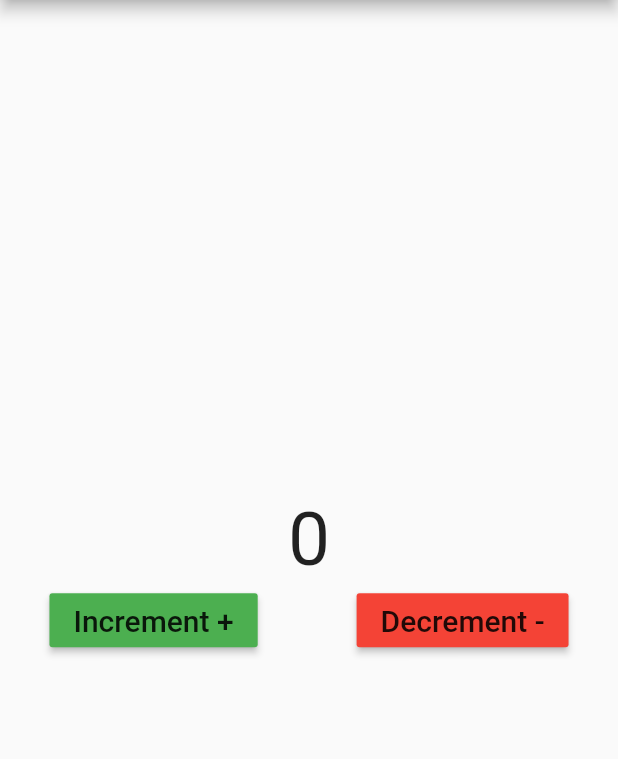
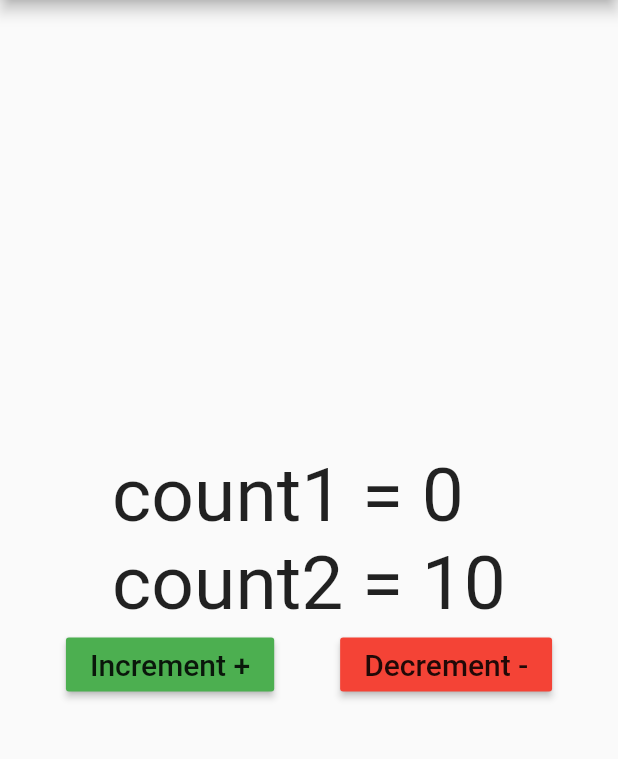
Before and after one commit to wtrungvu/Flutter_Demo_Provider, a Flutter app: the screen it shows after launch, after a tap on "Increment +", after a tap on "Decrement -", on a phone screen of 412 x 824 dp, the part 84-843 px from its top. Run offline on Flutter 3.47's test engine with Material 2 defaults, Android fonts, the phone set to English and light mode, and no system bars.

Commit message:
Add Demo Multiple Provider

```diff
--- /dev/null
+++ b/flutter_demo_provider/lib/demo_multiple_provider.dart
@@ -0,0 +1,98 @@
+import 'package:flutter/material.dart';
+import 'package:flutter_demo_provider/demo_change_notifier.dart';
+import 'package:provider/provider.dart';
+
+// ChangeNotifierProvide
+class Counter1 with ChangeNotifier {
+  int _count = 0;
+
+  int get count => _count; // Getter
+
+  increment() {
+    _count++;
+    notifyListeners();
+  }
+
+  decrement() {
+    _count--;
+    notifyListeners();
+  }
+}
+
+class Counter2 with ChangeNotifier {
+  int _count = 10;
+
+  int get count => _count; // Getter
+
+  increment() {
+    _count++;
+    notifyListeners();
+  }
+
+  decrement() {
+    _count--;
+    notifyListeners();
+  }
+}
+
+class DemoMultipleProvider extends StatelessWidget {
+  @override
+  Widget build(BuildContext context) {
+    return MultiProvider(
+      providers: [
+        ChangeNotifierProvider(builder: (_) => Counter1()),
+        ChangeNotifierProvider(builder: (_) => Counter2()),
+      ],
+      child: TestWidget1(),
+    );
+  }
+}
+
+class TestWidget1 extends StatelessWidget {
+  @override
+  Widget build(BuildContext context) {
+    Counter1 counter1 = Provider.of<Counter1>(context);
+    Counter2 counter2 = Provider.of<Counter2>(context);
+
+    return Center(
+      child: Container(
+        child: Column(
+          mainAxisAlignment: MainAxisAlignment.center,
+          children: <Widget>[
+            Text(
+              "count1 = ${counter1.count.toString()} \ncount2 = ${counter2.count.toString()}",
+              style: TextStyle(fontSize: 50.0),
+            ),
+            Row(
+              mainAxisAlignment: MainAxisAlignment.spaceEvenly,
+              children: <Widget>[
+                RaisedButton(
+                  color: Colors.green,
+                  onPressed: () {
+                    counter1.increment();
+                    counter2.increment();
+                  },
+                  child: Text(
+                    "Increment +",
+                    style: TextStyle(fontSize: 20.0),
+                  ),
+                ),
+                RaisedButton(
+                  color: Colors.red,
+                  onPressed: () {
+                    counter1.decrement();
+                    counter2.decrement();
+                  },
+                  child: Text(
+                    "Decrement -",
+                    style: TextStyle(fontSize: 20.0),
+                  ),
+                ),
+              ],
+            ),
+          ],
+        ),
+      ),
+    );
+  }
+}
--- a/flutter_demo_provider/lib/main.dart
+++ b/flutter_demo_provider/lib/main.dart
@@ -1,6 +1,7 @@
 import 'package:flutter/material.dart';
 import 'package:flutter_demo_provider/basic.dart';
 import 'package:flutter_demo_provider/demo_change_notifier.dart';
+import 'package:flutter_demo_provider/demo_multiple_provider.dart';
 
 void main() => runApp(MyApp());
 
@@ -13,7 +14,7 @@ class MyApp extends StatelessWidget {
         appBar: AppBar(
           title: Text("Demo Provider"),
         ),
-        body: DemoChangeNotifierProvider(),
+        body: DemoMultipleProvider(),
       ),
     );
   }
```
